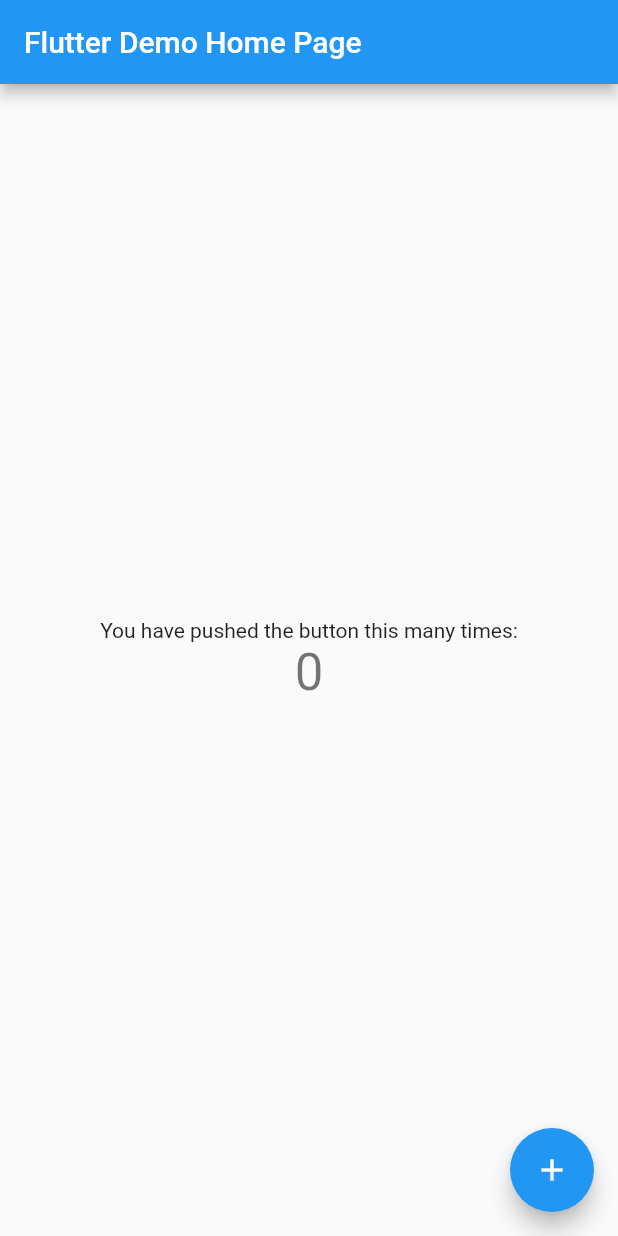
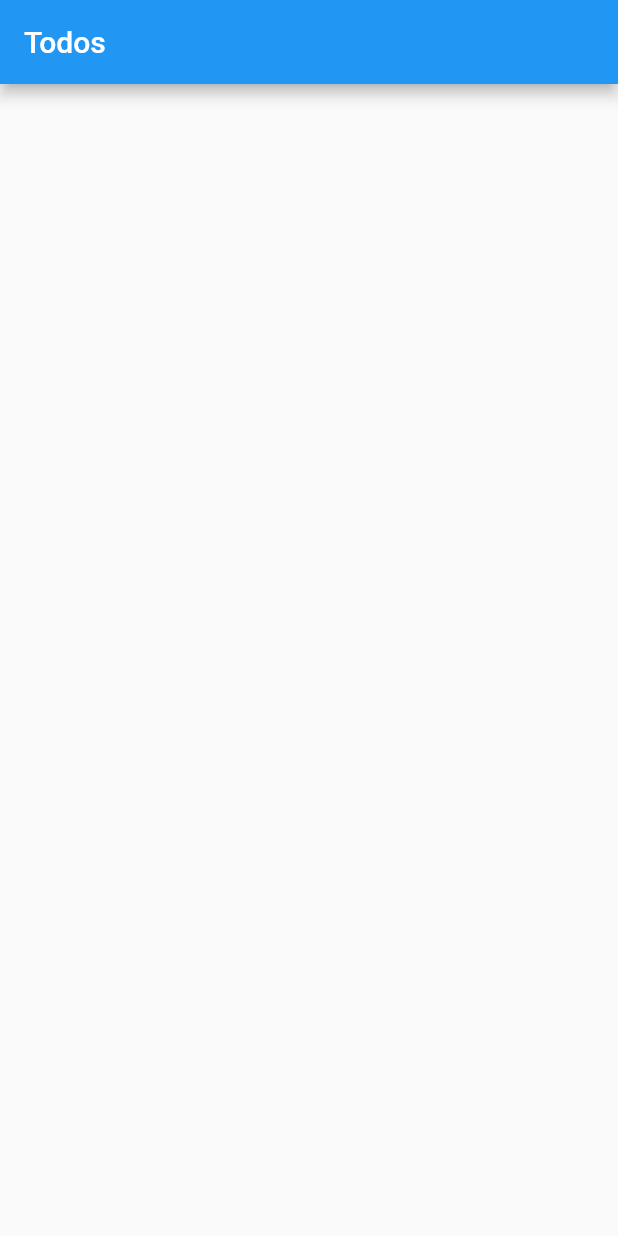
Before and after one commit to anupam-git/disto, a Flutter app: the screen it shows after launch, on a phone screen of 412 x 824 dp. Run offline on Flutter 3.47's test engine with Material 2 defaults, Android fonts, the phone set to English and light mode, and no system bars.

Commit message:
Create todo page

```diff
--- a/lib/main.dart
+++ b/lib/main.dart
@@ -1,113 +1,20 @@
 import 'package:flutter/material.dart';
+
+import 'todo_page/todo_page.dart';
 
 void main() {
   runApp(MyApp());
 }
 
 class MyApp extends StatelessWidget {
-  // This widget is the root of your application.
   @override
   Widget build(BuildContext context) {
     return MaterialApp(
-      title: 'Flutter Demo',
+      title: 'Todo',
       theme: ThemeData(
-        // This is the theme of your application.
-        //
-        // Try running your application with "flutter run". You'll see the
-        // application has a blue toolbar. Then, without quitting the app, try
-        // changing the primarySwatch below to Colors.green and then invoke
-        // "hot reload" (press "r" in the console where you ran "flutter run",
-        // or simply save your changes to "hot reload" in a Flutter IDE).
-        // Notice that the counter didn't reset back to zero; the application
-        // is not restarted.
         primarySwatch: Colors.blue,
       ),
-      home: MyHomePage(title: 'Flutter Demo Home Page'),
+      home: TodoPage(title: 'Todos'),
     );
   }
 }
-
-class MyHomePage extends StatefulWidget {
-  MyHomePage({Key? key, required this.title}) : super(key: key);
-
-  // This widget is the home page of your application. It is stateful, meaning
-  // that it has a State object (defined below) that contains fields that affect
-  // how it looks.
-
-  // This class is the configuration for the state. It holds the values (in this
-  // case the title) provided by the parent (in this case the App widget) and
-  // used by the build method of the State. Fields in a Widget subclass are
-  // always marked "final".
-
-  final String title;
-
-  @override
-  _MyHomePageState createState() => _MyHomePageState();
-}
-
-class _MyHomePageState extends State<MyHomePage> {
-  int _counter = 0;
-
-  void _incrementCounter() {
-    setState(() {
-      // This call to setState tells the Flutter framework that something has
-      // changed in this State, which causes it to rerun the build method below
-      // so that the display can reflect the updated values. If we changed
-      // _counter without calling setState(), then the build method would not be
-      // called again, and so nothing would appear to happen.
-      _counter++;
-    });
-  }
-
-  @override
-  Widget build(BuildContext context) {
-    // This method is rerun every time setState is called, for instance as done
-    // by the _incrementCounter method above.
-    //
-    // The Flutter framework has been optimized to make rerunning build methods
-    // fast, so that you can just rebuild anything that needs updating rather
-    // than having to individually change instances of widgets.
-    return Scaffold(
-      appBar: AppBar(
-        // Here we take the value from the MyHomePage object that was created by
-        // the App.build method, and use it to set our appbar title.
-        title: Text(widget.title),
-      ),
-      body: Center(
-        // Center is a layout widget. It takes a single child and positions it
-        // in the middle of the parent.
-        child: Column(
-          // Column is also a layout widget. It takes a list of children and
-          // arranges them vertically. By default, it sizes itself to fit its
-          // children horizontally, and tries to be as tall as its parent.
-          //
-          // Invoke "debug painting" (press "p" in the console, choose the
-          // "Toggle Debug Paint" action from the Flutter Inspector in Android
-          // Studio, or the "Toggle Debug Paint" command in Visual Studio Code)
-          // to see the wireframe for each widget.
-          //
-          // Column has various properties to control how it sizes itself and
-          // how it positions its children. Here we use mainAxisAlignment to
-          // center the children vertically; the main axis here is the vertical
-          // axis because Columns are vertical (the cross axis would be
-          // horizontal).
-          mainAxisAlignment: MainAxisAlignment.center,
-          children: <Widget>[
-            Text(
-              'You have pushed the button this many times:',
-            ),
-            Text(
-              '$_counter',
-              style: Theme.of(context).textTheme.headline4,
-            ),
-          ],
-        ),
-      ),
-      floatingActionButton: FloatingActionButton(
-        onPressed: _incrementCounter,
-        tooltip: 'Increment',
-        child: Icon(Icons.add),
-      ), // This trailing comma makes auto-formatting nicer for build methods.
-    );
-  }
-}
--- /dev/null
+++ b/lib/todo_page/todo_page.dart
@@ -0,0 +1,24 @@
+import 'package:flutter/material.dart';
+
+class TodoPage extends StatefulWidget {
+  TodoPage({Key? key, required this.title}) : super(key: key);
+
+  final String title;
+
+  @override
+  _TodoPageState createState() => _TodoPageState();
+}
+
+class _TodoPageState extends State<TodoPage> {
+  @override
+  Widget build(BuildContext context) {
+    return Scaffold(
+      appBar: AppBar(
+        title: Text(widget.title),
+      ),
+      body: Center(
+        child: Container(),
+      ),
+    );
+  }
+}
--- a/pubspec.yaml
+++ b/pubspec.yaml
@@ -1,5 +1,5 @@
-name: flutter_sample_todo
-description: A new Flutter project.
+name: todo
+description: A todo application to learn more about Flutter UI design
 
 # The following line prevents the package from being accidentally published to
 # pub.dev using `pub publish`. This is preferred for private packages.
```
